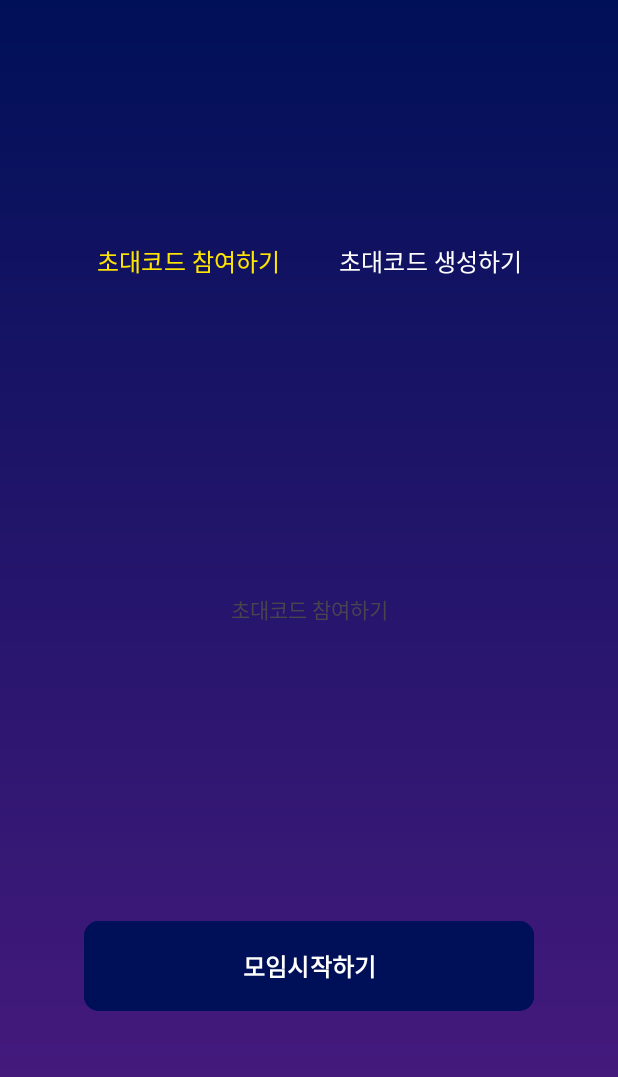
After one commit to ryuhah/help_housework, an Android app: the Fragment_enterCode screen opened directly, with no data from a screen before it, on a phone screen of 412 x 824 dp. The commit adds this screen. Shown: the top 1077 px of the screen. Run offline under Robolectric (Android 15) with nearby library versions, the phone set to English and light mode, and no system bars.

Commit message:
초대코드 프레그먼트 생성

```diff
--- a/app/src/main/AndroidManifest.xml
+++ b/app/src/main/AndroidManifest.xml
@@ -1,8 +1,7 @@
 <?xml version="1.0" encoding="utf-8"?>
 <manifest xmlns:android="http://schemas.android.com/apk/res/android"
     xmlns:tools="http://schemas.android.com/tools">
-
-    <!--인터넷 권한 선언-->
+    <!-- 인터넷 권한 선언 -->
     <uses-permission android:name="android.permission.INTERNET" />
 
     <application
@@ -16,9 +15,11 @@
         android:theme="@style/Theme.Help_housework"
         tools:targetApi="31">
         <activity
+            android:name=".InviteCodeActivity"
+            android:exported="false" />
+        <activity
             android:name=".JoinActivity"
-            android:exported="false">
-        </activity>
+            android:exported="false"></activity>
         <activity
             android:name=".LoginActivity"
             android:exported="false" />
@@ -30,13 +31,10 @@
 
                 <category android:name="android.intent.category.LAUNCHER" />
             </intent-filter>
-
         </activity>
         <activity
             android:name=".MainActivity"
-            android:exported="false">
-
-        </activity>
+            android:exported="false"></activity>
     </application>
 
 </manifest>
--- /dev/null
+++ b/app/src/main/java/com/example/help_housework/Fragment_enterCode.kt
@@ -0,0 +1,15 @@
+package com.example.help_housework
+
+import android.os.Bundle
+import android.view.LayoutInflater
+import android.view.View
+import android.view.ViewGroup
+import androidx.fragment.app.Fragment
+
+class Fragment_enterCode : Fragment() {
+    override fun onCreateView(inflater: LayoutInflater, container: ViewGroup?, savedInstanceState: Bundle?, ): View? {
+        val view = inflater.inflate(R.layout.fragment_enter_code, container, false)
+
+        return view
+    }
+}
--- /dev/null
+++ b/app/src/main/java/com/example/help_housework/Fragment_genatate_code.kt
@@ -0,0 +1,15 @@
+package com.example.help_housework
+
+import android.os.Bundle
+import android.view.LayoutInflater
+import android.view.View
+import android.view.ViewGroup
+import androidx.fragment.app.Fragment
+
+class Fragment_genatate_code : Fragment() {
+    override fun onCreateView(inflater: LayoutInflater, container: ViewGroup?, savedInstanceState: Bundle?, ): View? {
+        val view = inflater.inflate(R.layout.fragment_generate_code, container, false)
+
+        return view
+    }
+}
--- /dev/null
+++ b/app/src/main/java/com/example/help_housework/InviteCodeActivity.kt
@@ -0,0 +1,51 @@
+package com.example.help_housework
+
+import android.content.Intent
+import android.graphics.Color
+import androidx.appcompat.app.AppCompatActivity
+import android.os.Bundle
+import com.example.help_housework.databinding.ActivityInviteCodeBinding
+
+class InviteCodeActivity : AppCompatActivity() {
+    private var mBinding : ActivityInviteCodeBinding ?= null
+    private val binding get() = mBinding!!
+    override fun onCreate(savedInstanceState: Bundle?) {
+        super.onCreate(savedInstanceState)
+        mBinding = ActivityInviteCodeBinding.inflate(layoutInflater)
+        setContentView(binding.root)
+
+        setFrag(0)
+        binding.btnEnterCode.setTextColor(Color.parseColor("#FFE600"))
+
+
+        binding.btnEnterCode.setOnClickListener{
+            setFrag(0)
+            binding.btnEnterCode.setTextColor(Color.parseColor("#FFE600"))
+            binding.btnGenerateCode.setTextColor(Color.WHITE)
+        }
+
+        binding.btnGenerateCode.setOnClickListener{
+            setFrag(1)
+            binding.btnEnterCode.setTextColor(Color.WHITE)
+            binding.btnGenerateCode.setTextColor(Color.parseColor("#FFE600"))
+        }
+
+        binding.btnStart.setOnClickListener {
+            val intent = Intent(this, MainActivity::class.java)
+            startActivity(intent)
+            finish()
+        }
+    }
+
+    private fun setFrag(fragNum : Int) {
+        val ft = supportFragmentManager.beginTransaction()
+        when(fragNum){
+            0 -> {
+                ft.replace(R.id.invite_frame, Fragment_enterCode()).commit()
+            }
+            1 -> {
+                ft.replace(R.id.invite_frame, Fragment_genatate_code()).commit()
+            }
+        }
+    }
+}
--- a/app/src/main/java/com/example/help_housework/LoginActivity.kt
+++ b/app/src/main/java/com/example/help_housework/LoginActivity.kt
@@ -32,7 +32,7 @@ class LoginActivity : AppCompatActivity() {
                 .addOnCompleteListener {task ->
                     if(task.isSuccessful){
                         Toast.makeText(this, "로그인에 성공했습니다!", Toast.LENGTH_SHORT).show()
-                        val mainintent = Intent(this, MainActivity::class.java)
+                        val mainintent = Intent(this, InviteCodeActivity::class.java)
                         startActivity(mainintent)
                         finish()
                     } else {
--- /dev/null
+++ b/app/src/main/res/layout/activity_invite_code.xml
@@ -0,0 +1,66 @@
+<?xml version="1.0" encoding="utf-8"?>
+<androidx.constraintlayout.widget.ConstraintLayout xmlns:android="http://schemas.android.com/apk/res/android"
+    xmlns:app="http://schemas.android.com/apk/res-auto"
+    xmlns:tools="http://schemas.android.com/tools"
+    android:layout_width="match_parent"
+    android:layout_height="match_parent"
+    android:background="@drawable/bg_gradient"
+    tools:context=".InviteCodeActivity">
+
+    <Button
+        android:id="@+id/btn_start"
+        android:layout_width="300dp"
+        android:layout_height="60dp"
+        android:layout_marginBottom="150dp"
+        android:backgroundTint="@color/button"
+        android:insetLeft="0dp"
+        android:insetTop="0dp"
+        android:insetRight="0dp"
+        android:insetBottom="0dp"
+        android:text="모임시작하기"
+        android:textSize="16sp"
+        android:textStyle="bold"
+        app:cornerRadius="10dp"
+        app:layout_constraintBottom_toBottomOf="parent"
+        app:layout_constraintEnd_toEndOf="parent"
+        app:layout_constraintStart_toStartOf="parent" />
+
+    <Button
+        android:id="@+id/btn_enterCode"
+        android:layout_width="wrap_content"
+        android:layout_height="wrap_content"
+        android:layout_marginStart="40dp"
+        android:layout_marginTop="150dp"
+        android:backgroundTint="#00FFFFFF"
+        android:insetTop="0dp"
+        android:insetBottom="0dp"
+        android:text="초대코드 참여하기"
+        android:textSize="16sp"
+        app:layout_constraintStart_toStartOf="parent"
+        app:layout_constraintTop_toTopOf="parent" />
+
+    <Button
+        android:id="@+id/btn_generateCode"
+        android:layout_width="wrap_content"
+        android:layout_height="wrap_content"
+        android:layout_marginEnd="40dp"
+        android:backgroundTint="#00ffffff"
+        android:insetTop="0dp"
+        android:insetBottom="0dp"
+        android:text="초대코드 생성하기"
+        android:textSize="16sp"
+        app:layout_constraintEnd_toEndOf="parent"
+        app:layout_constraintTop_toTopOf="@+id/btn_enterCode" />
+
+    <FrameLayout
+        android:id="@+id/invite_frame"
+        android:layout_width="0dp"
+        android:layout_height="0dp"
+        android:layout_margin="16dp"
+        app:layout_constraintBottom_toTopOf="@+id/btn_start"
+        app:layout_constraintEnd_toEndOf="parent"
+        app:layout_constraintStart_toStartOf="parent"
+        app:layout_constraintTop_toBottomOf="@+id/btn_enterCode">
+
+    </FrameLayout>
+</androidx.constraintlayout.widget.ConstraintLayout>
--- /dev/null
+++ b/app/src/main/res/layout/fragment_enter_code.xml
@@ -0,0 +1,17 @@
+<?xml version="1.0" encoding="utf-8"?>
+<androidx.constraintlayout.widget.ConstraintLayout xmlns:android="http://schemas.android.com/apk/res/android"
+    xmlns:app="http://schemas.android.com/apk/res-auto"
+    xmlns:tools="http://schemas.android.com/tools"
+    android:layout_width="match_parent"
+    android:layout_height="match_parent">
+
+    <TextView
+        android:id="@+id/textView"
+        android:layout_width="wrap_content"
+        android:layout_height="wrap_content"
+        android:text="초대코드 참여하기"
+        app:layout_constraintBottom_toBottomOf="parent"
+        app:layout_constraintEnd_toEndOf="parent"
+        app:layout_constraintStart_toStartOf="parent"
+        app:layout_constraintTop_toTopOf="parent" />
+</androidx.constraintlayout.widget.ConstraintLayout>
--- /dev/null
+++ b/app/src/main/res/layout/fragment_generate_code.xml
@@ -0,0 +1,17 @@
+<?xml version="1.0" encoding="utf-8"?>
+<androidx.constraintlayout.widget.ConstraintLayout xmlns:android="http://schemas.android.com/apk/res/android"
+    xmlns:app="http://schemas.android.com/apk/res-auto"
+    xmlns:tools="http://schemas.android.com/tools"
+    android:layout_width="match_parent"
+    android:layout_height="match_parent">
+
+    <TextView
+        android:id="@+id/textView2"
+        android:layout_width="wrap_content"
+        android:layout_height="wrap_content"
+        android:text="초대코드 생성하기"
+        app:layout_constraintBottom_toBottomOf="parent"
+        app:layout_constraintEnd_toEndOf="parent"
+        app:layout_constraintStart_toStartOf="parent"
+        app:layout_constraintTop_toTopOf="parent" />
+</androidx.constraintlayout.widget.ConstraintLayout>
```
